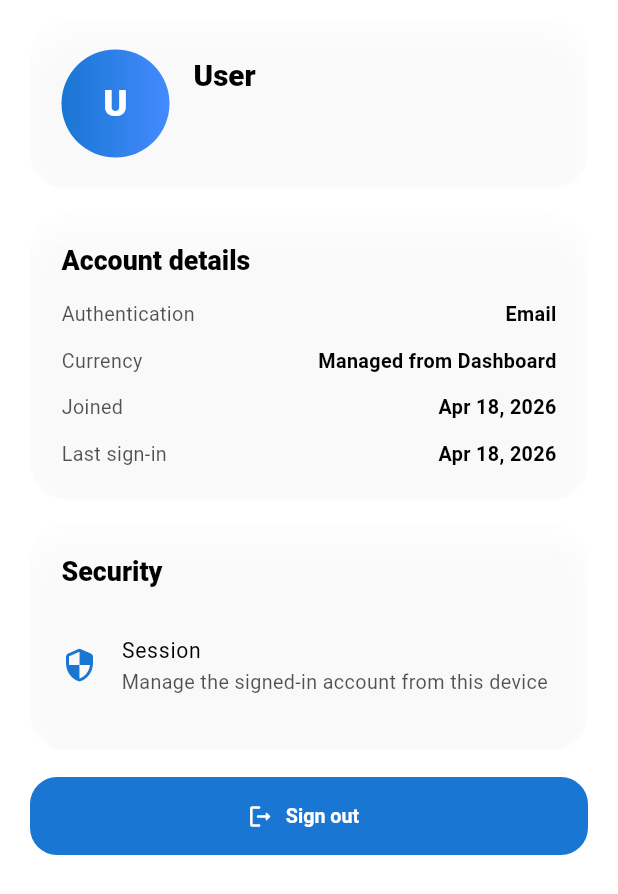
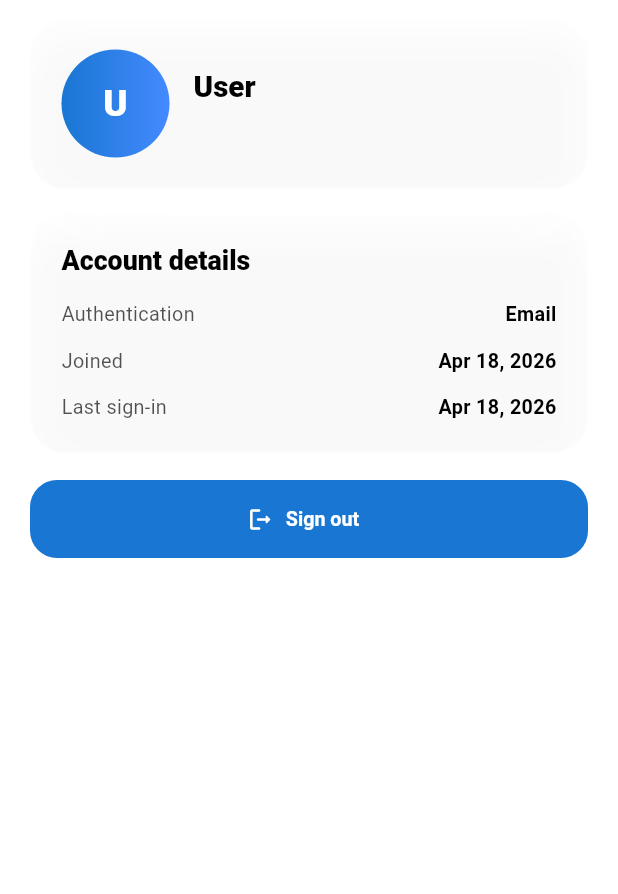
Before and after one commit to MAhmed-23L-0733/app-dev-2026, a Flutter app: the ProfileView widget shown alone on an empty page, opened directly, on a phone screen of 412 x 824 dp. Shown: the top 894 px of the screen. Run offline on Flutter 3.47's test engine with Material 3 defaults, Android fonts, the phone set to English and light mode, and no system bars; our stand-ins replace cloud_firestore, firebase_auth, firebase_core, google_fonts, google_sign_in; accounts and stored records are empty.

Commit message:
final fixed app

```diff
--- a/appdev2026/lib/screens/profile.dart
+++ b/appdev2026/lib/screens/profile.dart
@@ -80,11 +80,11 @@ class ProfileView extends StatelessWidget {
                           style: Theme.of(context).textTheme.bodyMedium
                               ?.copyWith(color: onSurface.withOpacity(0.7)),
                         ),
-                        Text(
-                          user?.uid ?? 'No user id available',
-                          style: Theme.of(context).textTheme.bodySmall
-                              ?.copyWith(color: onSurface.withOpacity(0.58)),
-                        ),
+                        // Text(
+                        //   user?.uid ?? 'No user id available',
+                        //   style: Theme.of(context).textTheme.bodySmall
+                        //       ?.copyWith(color: onSurface.withOpacity(0.58)),
+                        // ),
                       ],
                     ),
                   ),
@@ -105,11 +105,11 @@ class ProfileView extends StatelessWidget {
                   ),
                   const SizedBox(height: 14),
                   _SummaryRow(label: 'Authentication', value: provider),
-                  const SizedBox(height: 12),
-                  _SummaryRow(
-                    label: 'Currency',
-                    value: 'Managed from Dashboard',
-                  ),
+                  // const SizedBox(height: 12),
+                  // _SummaryRow(
+                  //   label: 'Currency',
+                  //   value: 'Managed from Dashboard',
+                  // ),
                   const SizedBox(height: 12),
                   _SummaryRow(label: 'Joined', value: joined),
                   const SizedBox(height: 12),
@@ -117,34 +117,34 @@ class ProfileView extends StatelessWidget {
                 ],
               ),
             ),
-            const SizedBox(height: 16),
-            GlassCard(
-              child: Column(
-                crossAxisAlignment: CrossAxisAlignment.start,
-                children: <Widget>[
-                  Text(
-                    'Security',
-                    style: Theme.of(context).textTheme.titleLarge?.copyWith(
-                      fontWeight: FontWeight.w800,
-                      color: onSurface,
-                    ),
-                  ),
-                  const SizedBox(height: 14),
-                  ListTile(
-                    contentPadding: EdgeInsets.zero,
-                    leading: Icon(
-                      Icons.security_rounded,
-                      color: Theme.of(context).colorScheme.primary,
-                    ),
-                    title: Text('Session', style: TextStyle(color: onSurface)),
-                    subtitle: Text(
-                      'Manage the signed-in account from this device',
-                      style: TextStyle(color: onSurface.withOpacity(0.68)),
-                    ),
-                  ),
-                ],
-              ),
-            ),
+            // const SizedBox(height: 16),
+            // GlassCard(
+            //   child: Column(
+            //     crossAxisAlignment: CrossAxisAlignment.start,
+            //     children: <Widget>[
+            //       Text(
+            //         'Security',
+            //         style: Theme.of(context).textTheme.titleLarge?.copyWith(
+            //           fontWeight: FontWeight.w800,
+            //           color: onSurface,
+            //         ),
+            //       ),
+            //       const SizedBox(height: 14),
+            //       ListTile(
+            //         contentPadding: EdgeInsets.zero,
+            //         leading: Icon(
+            //           Icons.security_rounded,
+            //           color: Theme.of(context).colorScheme.primary,
+            //         ),
+            //         title: Text('Session', style: TextStyle(color: onSurface)),
+            //         subtitle: Text(
+            //           'Manage the signed-in account from this device',
+            //           style: TextStyle(color: onSurface.withOpacity(0.68)),
+            //         ),
+            //       ),
+            //     ],
+            //   ),
+            // ),
             const SizedBox(height: 18),
             ElevatedButton.icon(
               onPressed: () => _confirmSignOut(context),
```
Also changed, not shown: appdev2026/lib/screens/home.dart (+24 -1 lines), appdev2026/lib/services/budget_firestore_service.dart (+28 -0 lines).
